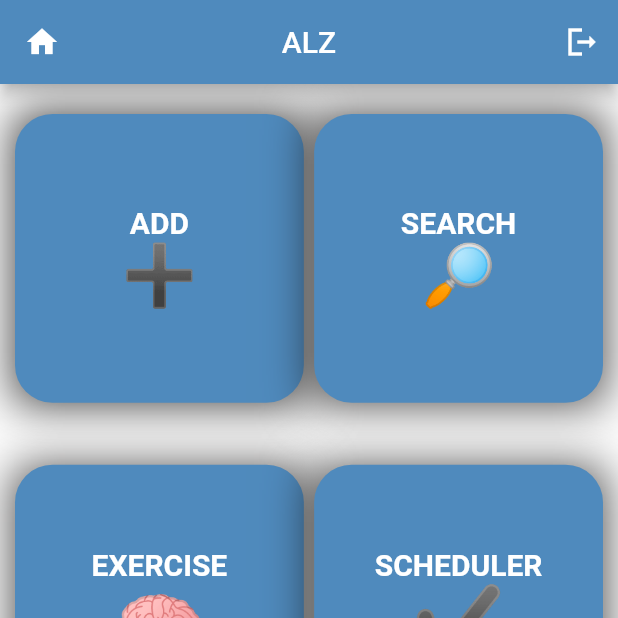
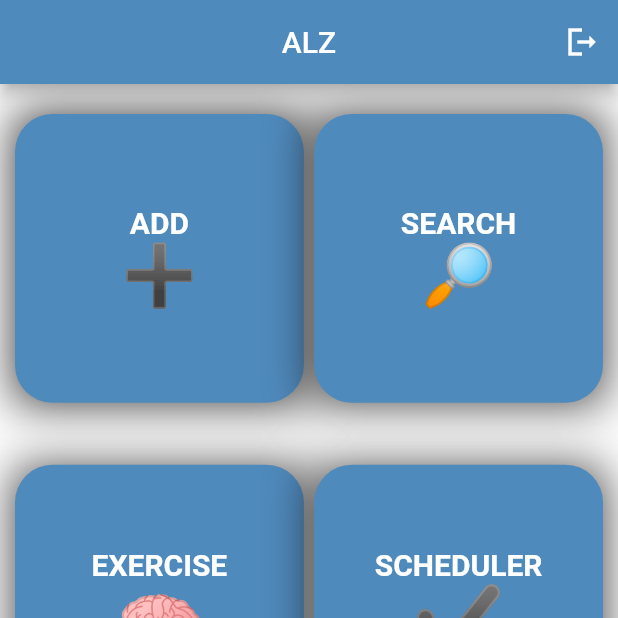
Before and after one commit to AnandSR7/ALZ, a Flutter app: the MyGridScreen screen opened directly, on a phone screen of 412 x 824 dp, the top half of it. Run offline on Flutter 3.47's test engine with Material 2 defaults, Android fonts, the light colour scheme and no system bars; our stand-ins replace firebase_auth, firebase_core, flutter_icons, rflutter_alert, splashscreen; missing offline and left inert: firebase_auth_web, firebase_core_web, flutter_phone_direct_caller; accounts and stored records are empty.

Commit message:
Add files via upload

```diff
--- a/lib/home.dart
+++ b/lib/home.dart
@@ -43,9 +43,9 @@ class _MyGridScreenState extends State<MyGridScreen> {
         title: const Text('ALZ'),
         centerTitle: true,
               leading:
-                   IconButton(
-                            icon: Icon(Icons.home),
-                            onPressed: () {},
+                   Container(
+
+
                                       ),
                   actions: [
                     IconButton( icon: Icon(Icons.logout_sharp),
--- a/lib/signup_screen.dart
+++ b/lib/signup_screen.dart
@@ -13,6 +13,7 @@ class MyApp extends StatelessWidget {
   @override
   Widget build(BuildContext context) {
     return MaterialApp(
+      debugShowCheckedModeBanner: false,
       home:
       SplashScreen(
         seconds: 2,
```
Also changed, not shown: lib/main.dart (+1 -10 lines), lib/splash.dart (+1 -11 lines).
